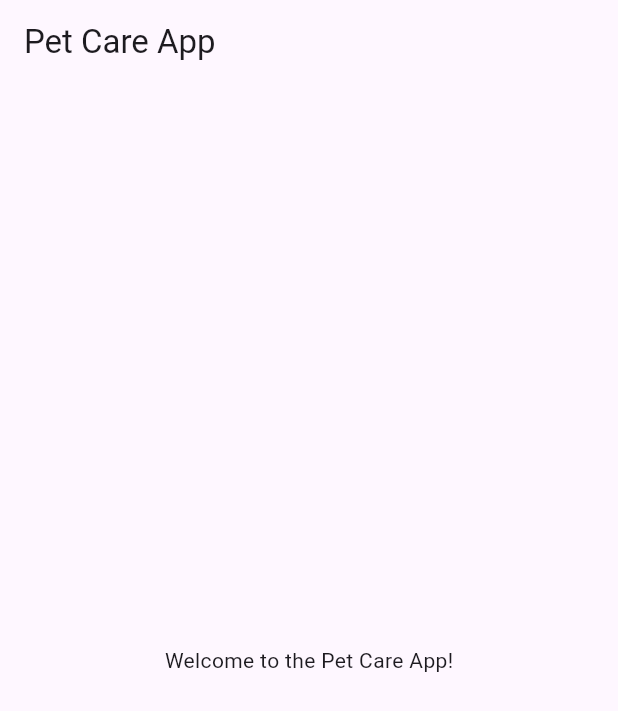
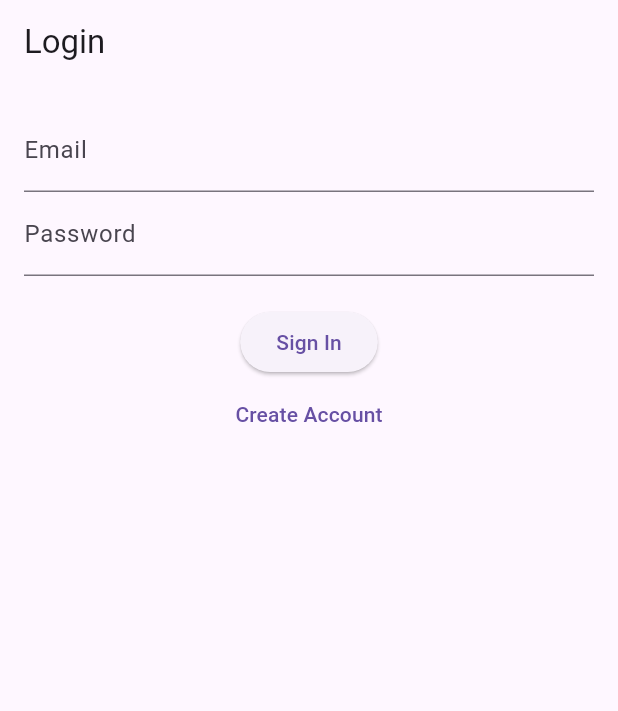
Before and after one commit to anguyen221/PawCare, a Flutter app: the screen it shows after launch, on a phone screen of 412 x 824 dp. Shown: the top 711 px of the screen. Run offline on Flutter 3.47's test engine with Material 3 defaults, Android fonts, the phone set to English and light mode, and no system bars; our stand-ins replace firebase_auth, firebase_core; accounts and stored records are empty.

Commit message:
Added login screen and sign up screen

```diff
--- /dev/null
+++ b/lib/login_screen.dart
@@ -0,0 +1,60 @@
+// ignore_for_file: use_key_in_widget_constructors, library_private_types_in_public_api, use_build_context_synchronously
+
+import 'package:firebase_auth/firebase_auth.dart';
+import 'package:flutter/material.dart';
+
+class LoginScreen extends StatefulWidget {
+  @override
+  _LoginScreenState createState() => _LoginScreenState();
+}
+
+class _LoginScreenState extends State<LoginScreen> {
+  final _emailController = TextEditingController();
+  final _passwordController = TextEditingController();
+
+  Future<void> _signIn() async {
+    try {
+      await FirebaseAuth.instance.signInWithEmailAndPassword(
+        email: _emailController.text,
+        password: _passwordController.text,
+      );
+      Navigator.pushReplacementNamed(context, '/home');
+    } catch (e) {
+      ScaffoldMessenger.of(context).showSnackBar(SnackBar(content: Text('Sign-in failed')));
+    }
+  }
+
+  @override
+  Widget build(BuildContext context) {
+    return Scaffold(
+      appBar: AppBar(title: Text('Login')),
+      body: Padding(
+        padding: const EdgeInsets.all(16.0),
+        child: Column(
+          children: [
+            TextFormField(
+              controller: _emailController,
+              decoration: InputDecoration(labelText: 'Email'),
+            ),
+            TextFormField(
+              controller: _passwordController,
+              obscureText: true,
+              decoration: InputDecoration(labelText: 'Password'),
+            ),
+            SizedBox(height: 20),
+            ElevatedButton(
+              onPressed: _signIn,
+              child: Text('Sign In'),
+            ),
+            TextButton(
+              onPressed: () {
+                Navigator.pushNamed(context, '/signup');
+              },
+              child: Text('Create Account'),
+            ),
+          ],
+        ),
+      ),
+    );
+  }
+}
--- a/lib/main.dart
+++ b/lib/main.dart
@@ -1,5 +1,7 @@
+import 'package:firebase_core/firebase_core.dart';
 import 'package:flutter/material.dart';
-import 'package:firebase_core/firebase_core.dart';
+import 'login_screen.dart';
+import 'signup_screen.dart';
 import 'firebase_options.dart';
 
 void main() async {
@@ -7,19 +9,23 @@ void main() async {
   await Firebase.initializeApp(
     options: DefaultFirebaseOptions.currentPlatform,
   );
-  runApp(MyApp());
+
+  runApp(const MyApp());
 }
 
 class MyApp extends StatelessWidget {
   const MyApp({super.key});
+
   @override
   Widget build(BuildContext context) {
     return MaterialApp(
       title: 'Pet Care App',
-      home: Scaffold(
-        appBar: AppBar(title: Text('Pet Care App')),
-        body: Center(child: Text('Welcome to the Pet Care App!')),
-      ),
+      initialRoute: '/',
+      routes: {
+        '/': (context) => LoginScreen(),
+        '/signup': (context) => SignUpScreen(),
+        '/home': (context) => Scaffold(appBar: AppBar(title: Text('Home Screen'))),
+      },
     );
   }
 }
```
Also changed, not shown: lib/signup_screen.dart (added, +85 -0 lines), 1 other file.
